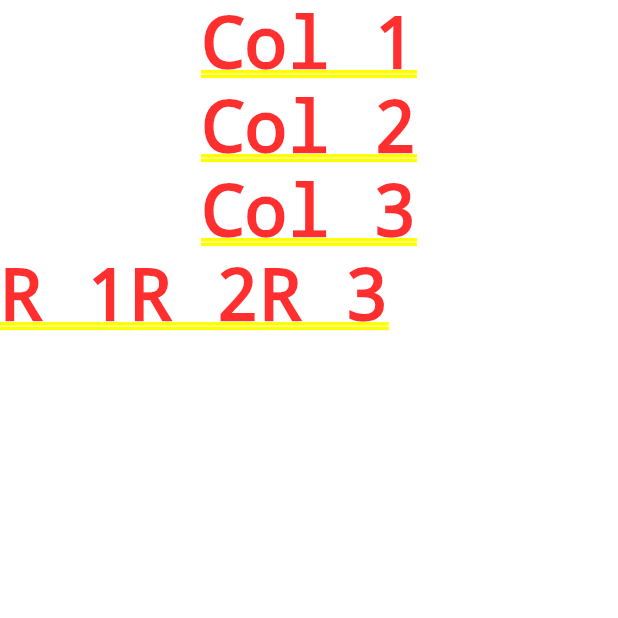
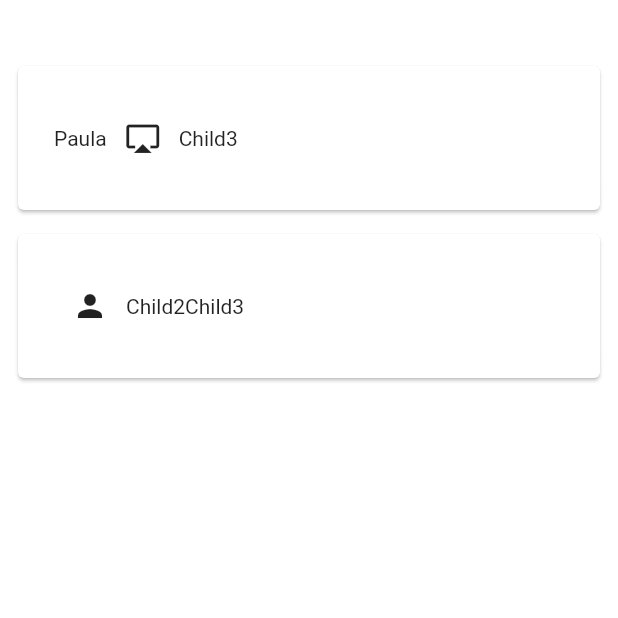
Before and after one commit to kongaman/flutter-beginnersCourse, a Flutter app: the screen it shows after launch, on a phone screen of 412 x 824 dp, the top half of it. Run offline on Flutter 3.47's test engine with Material 2 defaults, Android fonts, the phone set to English and light mode, and no system bars.

Commit message:
adding icons

```diff
--- a/lib/main.dart
+++ b/lib/main.dart
@@ -1,8 +1,10 @@
 import 'package:flutter/material.dart';
 
-void main() => runApp(MaterialApp(
+void main() => runApp(
+    MaterialApp(
       home: MyStatefulWidget(),
-    ));
+    )
+);
 
 class MyStatefulWidget extends StatefulWidget {
   @override
@@ -13,20 +15,51 @@ class _MyStatefulWidgetState extends State<MyStatefulWidget> {
 
   @override
   Widget build(BuildContext context) {
-    return Column(
+    return Padding(
+      padding: EdgeInsets.only(top: 40.0, left: 8.0, right: 8.0),
+      child: Column(
         children: <Widget>[
-        Text("Col 1", textDirection: TextDirection.ltr,),
-        Text("Col 2", textDirection: TextDirection.ltr,),
-        Text("Col 3", textDirection: TextDirection.ltr,),
-        Row(
+          Card(
+            child: Padding(
+              padding: EdgeInsets.all(24.0),
+              child: Row(
                 textDirection: TextDirection.ltr,
                 children: <Widget>[
-            Text("R 1", textDirection: TextDirection.ltr,),
-            Text("R 2", textDirection: TextDirection.ltr,),
-            Text("R 3", textDirection: TextDirection.ltr,),
+                  Text("Paula", textDirection: TextDirection.ltr),
+                  IconButton(
+                    icon: Icon(Icons.airplay),
+                    onPressed: () {
+                      print("Airplay");
+                    },
+                  ),
+                  Text("Child3", textDirection: TextDirection.ltr),
                 ],
+              ),
+            ),
+          ),
+          Padding(
+            padding: EdgeInsets.only(top: 8.0),
+            child: Card(
+              child: Padding(
+                padding: EdgeInsets.all(24.0),
+                child: Row(
+                  textDirection: TextDirection.ltr,
+                  children: <Widget>[
+                    IconButton(
+                      icon: Icon(Icons.person),
+                      onPressed: () {
+                        print("Person");
+                      },
+                    ),
+                    Text("Child2", textDirection: TextDirection.ltr),
+                    Text("Child3", textDirection: TextDirection.ltr),
+                  ],
+                ),
+              ),
+            ),
           )
         ],
+      ),
     );
   }
 }
```
Also changed, not shown: 1 other file. Lines whose indentation alone changed are shown as unchanged.
